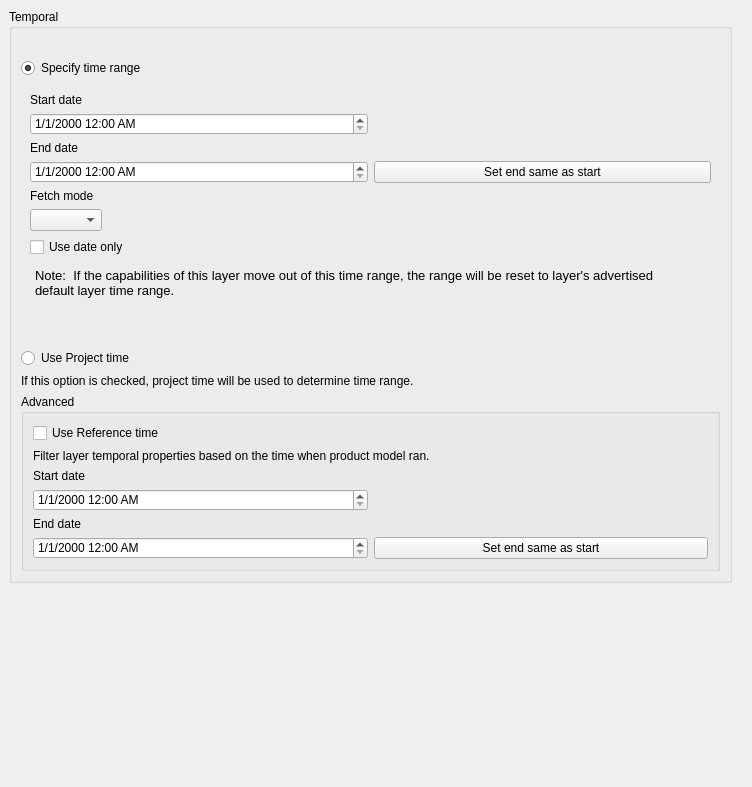
Old version of the form src/ui/raster/qgsrasterlayertemporalpropertieswidgetbase.ui in the repository qgis/QGIS.
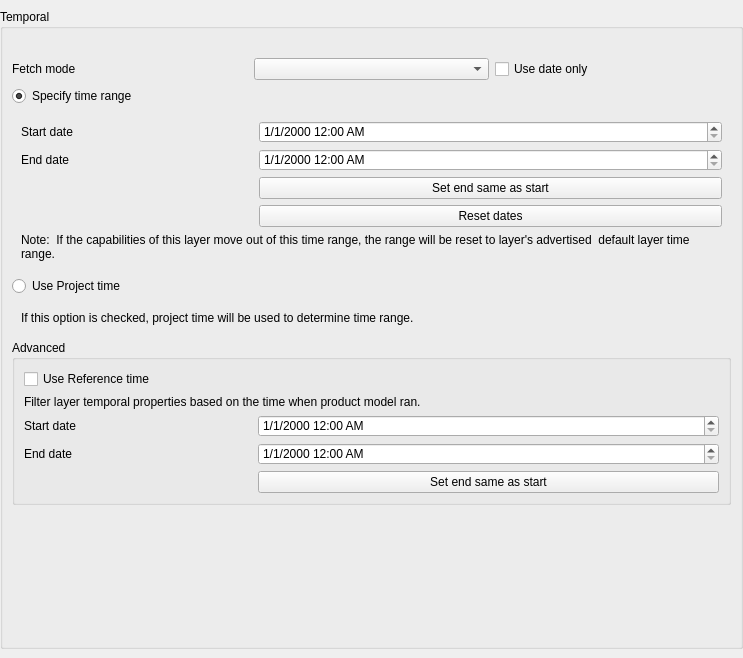
New version of the form. Custom widgets are drawn as their Qt base class.

Commit message: updates on raster layer properties ui

What changed in the file:
```diff
--- a/src/ui/raster/qgsrasterlayertemporalpropertieswidgetbase.ui
+++ b/src/ui/raster/qgsrasterlayertemporalpropertieswidgetbase.ui
@@ -6,25 +6,40 @@
    <rect>
     <x>0</x>
     <y>0</y>
-    <width>752</width>
-    <height>787</height>
+    <width>743</width>
+    <height>658</height>
    </rect>
   </property>
   <property name="windowTitle">
    <string>Form</string>
   </property>
-  <layout class="QVBoxLayout" name="verticalLayout_2">
+  <layout class="QHBoxLayout" name="horizontalLayout_5">
+   <property name="spacing">
+    <number>0</number>
+   </property>
    <property name="leftMargin">
     <number>0</number>
    </property>
    <property name="topMargin">
     <number>0</number>
    </property>
+   <property name="rightMargin">
+    <number>0</number>
+   </property>
+   <property name="bottomMargin">
+    <number>0</number>
+   </property>
    <item>
     <widget class="QgsScrollArea" name="scrollArea">
      <property name="frameShape">
       <enum>QFrame::NoFrame</enum>
      </property>
+     <property name="frameShadow">
+      <enum>QFrame::Plain</enum>
+     </property>
+     <property name="lineWidth">
+      <number>0</number>
+     </property>
      <property name="widgetResizable">
       <bool>true</bool>
      </property>
@@ -34,18 +49,27 @@
         <x>0</x>
         <y>0</y>
         <width>743</width>
-        <height>778</height>
+        <height>658</height>
        </rect>
       </property>
-      <layout class="QVBoxLayout" name="verticalLayout">
-       <item>
+      <layout class="QGridLayout" name="gridLayout">
+       <property name="leftMargin">
+        <number>0</number>
+       </property>
+       <property name="topMargin">
+        <number>9</number>
+       </property>
+       <property name="rightMargin">
+        <number>0</number>
+       </property>
+       <item row="0" column="0">
         <widget class="QgsCollapsibleGroupBox" name="mTemporalGroupBox">
          <property name="enabled">
           <bool>true</bool>
          </property>
          <property name="styleSheet">
           <string notr="true">QgsCollapsibleGroupBoxBasic::title, QgsCollapsibleGroupBox::title {  subcontrol-origin: margin;  subcontrol-position: top left;  margin-left: 20px;  margin-right: 5px;  left: 0px;  top: 1px;}QgsCollapsibleGroupBoxBasic::title, QgsCollapsibleGroupBox::title {  subcontrol-origin: margin;  subcontrol-position: top left;  margin-left: 20px;  margin-right: 5px;  left: 0px;  top: 1px;}QgsCollapsibleGroupBoxBasic::title, QgsCollapsibleGroupBox::title {  subcontrol-origin: margin;  subcontrol-position: top left;  margin-left: 20px;  margin-right: 5px;  left: 0px;  top: 1px;}QgsCollapsibleGroupBoxBasic::title, QgsCollapsibleGroupBox::title {  subcontrol-origin: margin;  subcontrol-position: top left;  margin-left: 20px;  margin-right: 5px;  left: 0px;  top: 1px;}
-background: white;QgsCollapsibleGroupBoxBasic::title, QgsCollapsibleGroupBox::title {  subcontrol-origin: margin;  subcontrol-position: top left;  margin-left: 20px;  margin-right: 5px;  left: 0px;  top: 1px;}QgsCollapsibleGroupBoxBasic::title, QgsCollapsibleGroupBox::title {  subcontrol-origin: margin;  subcontrol-position: top left;  margin-left: 20px;  margin-right: 5px;  left: 0px;  top: 1px;}QgsCollapsibleGroupBoxBasic::title, QgsCollapsibleGroupBox::title {  subcontrol-origin: margin;  subcontrol-position: top left;  margin-left: 20px;  margin-right: 5px;  left: 0px;  top: 1px;}QgsCollapsibleGroupBoxBasic::title, QgsCollapsibleGroupBox::title {  subcontrol-origin: margin;  subcontrol-position: top left;  margin-left: 20px;  margin-right: 5px;  left: 0px;  top: 1px;}QgsCollapsibleGroupBoxBasic::title, QgsCollapsibleGroupBox::title {  subcontrol-origin: margin;  subcontrol-position: top left;  margin-left: 20px;  margin-right: 5px;  left: 0px;  top: 1px;}QgsCollapsibleGroupBoxBasic::title, QgsCollapsibleGroupBox::title {  subcontrol-origin: margin;  subcontrol-position: top left;  margin-left: 20px;  margin-right: 5px;  left: 0px;  top: 1px;}QgsCollapsibleGroupBoxBasic::title, QgsCollapsibleGroupBox::title {  subcontrol-origin: margin;  subcontrol-position: top left;  margin-left: 20px;  margin-right: 5px;  left: 0px;  top: 1px;}QgsCollapsibleGroupBoxBasic::title, QgsCollapsibleGroupBox::title {  subcontrol-origin: margin;  subcontrol-position: top left;  margin-left: 20px;  margin-right: 5px;  left: 0px;  top: 1px;}QgsCollapsibleGroupBoxBasic::title, QgsCollapsibleGroupBox::title {  subcontrol-origin: margin;  subcontrol-position: top left;  margin-left: 20px;  margin-right: 5px;  left: 0px;  top: 1px;}</string>
+background: white;QgsCollapsibleGroupBoxBasic::title, QgsCollapsibleGroupBox::title {  subcontrol-origin: margin;  subcontrol-position: top left;  margin-left: 20px;  margin-right: 5px;  left: 0px;  top: 1px;}QgsCollapsibleGroupBoxBasic::title, QgsCollapsibleGroupBox::title {  subcontrol-origin: margin;  subcontrol-position: top left;  margin-left: 20px;  margin-right: 5px;  left: 0px;  top: 1px;}QgsCollapsibleGroupBoxBasic::title, QgsCollapsibleGroupBox::title {  subcontrol-origin: margin;  subcontrol-position: top left;  margin-left: 20px;  margin-right: 5px;  left: 0px;  top: 1px;}QgsCollapsibleGroupBoxBasic::title, QgsCollapsibleGroupBox::title {  subcontrol-origin: margin;  subcontrol-position: top left;  margin-left: 20px;  margin-right: 5px;  left: 0px;  top: 1px;}QgsCollapsibleGroupBoxBasic::title, QgsCollapsibleGroupBox::title {  subcontrol-origin: margin;  subcontrol-position: top left;  margin-left: 20px;  margin-right: 5px;  left: 0px;  top: 1px;}QgsCollapsibleGroupBoxBasic::title, QgsCollapsibleGroupBox::title {  subcontrol-origin: margin;  subcontrol-position: top left;  margin-left: 20px;  margin-right: 5px;  left: 0px;  top: 1px;}QgsCollapsibleGroupBoxBasic::title, QgsCollapsibleGroupBox::title {  subcontrol-origin: margin;  subcontrol-position: top left;  margin-left: 20px;  margin-right: 5px;  left: 0px;  top: 1px;}QgsCollapsibleGroupBoxBasic::title, QgsCollapsibleGroupBox::title {  subcontrol-origin: margin;  subcontrol-position: top left;  margin-left: 20px;  margin-right: 5px;  left: 0px;  top: 1px;}QgsCollapsibleGroupBoxBasic::title, QgsCollapsibleGroupBox::title {  subcontrol-origin: margin;  subcontrol-position: top left;  margin-left: 20px;  margin-right: 5px;  left: 0px;  top: 1px;}QgsCollapsibleGroupBoxBasic::title, QgsCollapsibleGroupBox::title {  subcontrol-origin: margin;  subcontrol-position: top left;  margin-left: 20px;  margin-right: 5px;  left: 0px;  top: 1px;}QgsCollapsibleGroupBoxBasic::title, QgsCollapsibleGroupBox::title {  subcontrol-origin: margin;  subcontrol-position: top left;  margin-left: 20px;  margin-right: 5px;  left: 0px;  top: 1px;}QgsCollapsibleGroupBoxBasic::title, QgsCollapsibleGroupBox::title {  subcontrol-origin: margin;  subcontrol-position: top left;  margin-left: 20px;  margin-right: 5px;  left: 0px;  top: 1px;}QgsCollapsibleGroupBoxBasic::title, QgsCollapsibleGroupBox::title {  subcontrol-origin: margin;  subcontrol-position: top left;  margin-left: 20px;  margin-right: 5px;  left: 0px;  top: 1px;}</string>
          </property>
          <property name="title">
           <string>Temporal</string>
@@ -59,15 +83,25 @@
          <property name="saveCollapsedState" stdset="0">
           <bool>true</bool>
          </property>
-         <layout class="QVBoxLayout" name="verticalLayout_3">
-          <item>
-           <widget class="QLabel" name="mRangeLabel">
+         <layout class="QGridLayout" name="gridLayout_3">
+          <item row="1" column="0">
+           <widget class="QLabel" name="label_7">
             <property name="text">
-             <string/>
+             <string>Fetch mode</string>
             </property>
            </widget>
           </item>
-          <item>
+          <item row="1" column="1">
+           <widget class="QComboBox" name="mFetchModeComboBox"/>
+          </item>
+          <item row="1" column="2">
+           <widget class="QCheckBox" name="mDisableTime">
+            <property name="text">
+             <string>Use date only</string>
+            </property>
+           </widget>
+          </item>
+          <item row="2" column="0">
            <widget class="QRadioButton" name="mLayerRadioButton">
             <property name="text">
              <string>Specify time range</string>
@@ -77,128 +111,7 @@
             </property>
            </widget>
           </item>
-          <item>
-           <widget class="QFrame" name="frame_2">
-            <property name="frameShape">
-             <enum>QFrame::NoFrame</enum>
-            </property>
-            <property name="frameShadow">
-             <enum>QFrame::Raised</enum>
-            </property>
-            <property name="lineWidth">
-             <number>0</number>
-            </property>
-            <layout class="QVBoxLayout" name="verticalLayout_5">
-             <item>
-              <widget class="QLabel" name="label_2">
-               <property name="text">
-                <string>Start date</string>
-               </property>
-              </widget>
-             </item>
-             <item>
-              <layout class="QHBoxLayout" name="horizontalLayout_3">
-               <item>
-                <widget class="QgsDateTimeEdit" name="mStartTemporalDateTimeEdit">
-                 <property name="displayFormat">
-                  <string>M/d/yyyy h:mm AP</string>
-                 </property>
-                 <property name="timeSpec">
-                  <enum>Qt::UTC</enum>
-                 </property>
-                </widget>
-               </item>
-               <item>
-                <widget class="QWidget" name="widget" native="true"/>
-               </item>
-              </layout>
-             </item>
-             <item>
-              <widget class="QLabel" name="label_4">
-               <property name="text">
-                <string>End date</string>
-               </property>
-              </widget>
-             </item>
-             <item>
-              <layout class="QHBoxLayout" name="horizontalLayout">
-               <item>
-                <widget class="QgsDateTimeEdit" name="mEndTemporalDateTimeEdit">
-                 <property name="displayFormat">
-                  <string>M/d/yyyy h:mm AP</string>
-                 </property>
-                 <property name="timeSpec">
-                  <enum>Qt::UTC</enum>
-                 </property>
-                </widget>
-               </item>
-               <item>
-                <widget class="QPushButton" name="mSetEndAsStartNormalButton">
-                 <property name="text">
-                  <string>Set end same as start</string>
-                 </property>
-                </widget>
-               </item>
-              </layout>
-             </item>
-             <item>
-              <widget class="QLabel" name="label_7">
-               <property name="text">
-                <string>Fetch mode</string>
-               </property>
-              </widget>
-             </item>
-             <item>
-              <layout class="QHBoxLayout" name="horizontalLayout_5">
-               <item>
-                <widget class="QComboBox" name="mFetchModeComboBox"/>
-               </item>
-               <item>
-                <spacer name="horizontalSpacer">
-                 <property name="orientation">
-                  <enum>Qt::Horizontal</enum>
-                 </property>
-                 <property name="sizeHint" stdset="0">
-                  <size>
-                   <width>40</width>
-                   <height>20</height>
-                  </size>
-                 </property>
-                </spacer>
-               </item>
-              </layout>
-             </item>
-             <item>
-              <widget class="QCheckBox" name="mDisableTime">
-               <property name="text">
-                <string>Use date only</string>
-               </property>
-              </widget>
-             </item>
-             <item>
-              <widget class="QTextBrowser" name="textBrowser">
-               <property name="maximumSize">
-                <size>
-                 <width>674</width>
-                 <height>70</height>
-                </size>
-               </property>
-               <property name="styleSheet">
-                <string notr="true">background: transparent;</string>
-               </property>
-               <property name="html">
-                <string>&lt;!DOCTYPE HTML PUBLIC &quot;-//W3C//DTD HTML 4.0//EN&quot; &quot;http://www.w3.org/TR/REC-html40/strict.dtd&quot;&gt;
-&lt;html&gt;&lt;head&gt;&lt;meta name=&quot;qrichtext&quot; content=&quot;1&quot; /&gt;&lt;style type=&quot;text/css&quot;&gt;
-p, li { white-space: pre-wrap; }
-&lt;/style&gt;&lt;/head&gt;&lt;body style=&quot; font-family:'Ubuntu'; font-size:11pt; font-weight:400; font-style:normal;&quot;&gt;
-&lt;p style=&quot; margin-top:0px; margin-bottom:0px; margin-left:0px; margin-right:0px; -qt-block-indent:0; text-indent:0px;&quot;&gt;&lt;span style=&quot; font-size:10pt;&quot;&gt;Note:  If the capabilities of this layer move out of this time range, the range will be reset to layer's advertised  default layer time range.&lt;/span&gt;&lt;/p&gt;&lt;/body&gt;&lt;/html&gt;</string>
-               </property>
-              </widget>
-             </item>
-            </layout>
-           </widget>
-          </item>
-          <item>
+          <item row="4" column="0">
            <widget class="QRadioButton" name="mProjectRadioButton">
             <property name="text">
              <string>Use Project time</string>
@@ -208,17 +121,29 @@
             </property>
            </widget>
           </item>
-          <item>
-           <widget class="QLabel" name="label">
-            <property name="styleSheet">
-             <string notr="true">font-size:12px;</string>
+          <item row="5" column="0" colspan="3">
+           <widget class="QFrame" name="frame">
+            <property name="frameShape">
+             <enum>QFrame::NoFrame</enum>
             </property>
-            <property name="text">
-             <string>If this option is checked, project time will be used to determine time range.</string>
+            <property name="frameShadow">
+             <enum>QFrame::Raised</enum>
             </property>
+            <layout class="QGridLayout" name="gridLayout_5">
+             <item row="0" column="0">
+              <widget class="QLabel" name="label_3">
+               <property name="text">
+                <string>If this option is checked, project time will be used to determine time range.</string>
+               </property>
+               <property name="wordWrap">
+                <bool>true</bool>
+               </property>
+              </widget>
+             </item>
+            </layout>
            </widget>
           </item>
-          <item>
+          <item row="6" column="0" colspan="3">
            <widget class="QgsCollapsibleGroupBox" name="mAdvancedGroupBox">
             <property name="title">
              <string>Advanced</string>
@@ -226,72 +151,172 @@
             <property name="collapsed" stdset="0">
              <bool>false</bool>
             </property>
-            <layout class="QVBoxLayout" name="verticalLayout_4">
-             <item>
+            <layout class="QGridLayout" name="gridLayout_4">
+             <item row="2" column="1" rowspan="2" colspan="2">
+              <widget class="QgsDateTimeEdit" name="mStartReferenceDateTimeEdit">
+               <property name="displayFormat">
+                <string>M/d/yyyy h:mm AP</string>
+               </property>
+               <property name="calendarPopup">
+                <bool>false</bool>
+               </property>
+              </widget>
+             </item>
+             <item row="0" column="0">
               <widget class="QCheckBox" name="mReferenceCheckBox">
                <property name="text">
                 <string>Use Reference time</string>
                </property>
               </widget>
              </item>
-             <item>
-              <widget class="QLabel" name="label_3">
-               <property name="styleSheet">
-                <string notr="true">font-size:12px;</string>
+             <item row="5" column="1" colspan="2">
+              <widget class="QPushButton" name="mSetEndAsStartReferenceButton">
+               <property name="text">
+                <string>Set end same as start</string>
                </property>
+              </widget>
+             </item>
+             <item row="1" column="0" colspan="3">
+              <widget class="QLabel" name="label_9">
                <property name="text">
                 <string>Filter layer temporal properties based on the time when product model ran. </string>
                </property>
-              </widget>
-             </item>
-             <item>
-              <widget class="QLabel" name="label_5">
-               <property name="text">
-                <string>Start date</string>
+               <property name="wordWrap">
+                <bool>true</bool>
                </property>
               </widget>
              </item>
-             <item>
-              <layout class="QHBoxLayout" name="horizontalLayout_4">
-               <item>
-                <widget class="QgsDateTimeEdit" name="mStartReferenceDateTimeEdit">
-                 <property name="displayFormat">
-                  <string>M/d/yyyy h:mm AP</string>
-                 </property>
-                 <property name="calendarPopup">
-                  <bool>false</bool>
-                 </property>
-                </widget>
-               </item>
-               <item>
-                <widget class="QWidget" name="widget_2" native="true"/>
-               </item>
-              </layout>
+             <item row="3" column="2">
+              <widget class="QWidget" name="widget_2" native="true"/>
              </item>
-             <item>
+             <item row="4" column="0">
               <widget class="QLabel" name="label_6">
                <property name="text">
                 <string>End date</string>
                </property>
+               <property name="buddy">
+                <cstring>mEndReferenceDateTimeEdit</cstring>
+               </property>
               </widget>
              </item>
-             <item>
-              <layout class="QHBoxLayout" name="horizontalLayout_2">
-               <item>
-                <widget class="QgsDateTimeEdit" name="mEndReferenceDateTimeEdit">
-                 <property name="displayFormat">
-                  <string>M/d/yyyy h:mm AP</string>
-                 </property>
-                </widget>
-               </item>
-               <item>
-                <widget class="QPushButton" name="mSetEndAsStartReferenceButton">
-                 <property name="text">
-                  <string>Set end same as start</string>
-                 </property>
-                </widget>
-               </item>
-              </layout>
+             <item row="4" column="1" colspan="2">
+              <widget class="QgsDateTimeEdit" name="mEndReferenceDateTimeEdit">
+               <property name="displayFormat">
+                <string>M/d/yyyy h:mm AP</string>
+               </property>
+              </widget>
+             </item>
+             <item row="2" column="0" rowspan="2">
+              <widget class="QLabel" name="label_5">
+               <property name="text">
+                <string>Start date</string>
+               </property>
+               <property name="buddy">
+                <cstring>mStartReferenceDateTimeEdit</cstring>
+               </property>
+              </widget>
+             </item>
+            </layout>
+           </widget>
+          </item>
+          <item row="7" column="1">
+           <spacer name="verticalSpacer">
+            <property name="orientation">
+             <enum>Qt::Vertical</enum>
+            </property>
+            <property name="sizeHint" stdset="0">
+             <size>
+              <width>20</width>
+              <height>40</height>
+             </size>
+            </property>
+           </spacer>
+          </item>
+          <item row="0" column="0" colspan="3">
+           <widget class="QLabel" name="mLabel">
+            <property name="text">
+             <string/>
+            </property>
+            <property name="wordWrap">
+             <bool>true</bool>
+            </property>
+           </widget>
+          </item>
+          <item row="3" column="0" colspan="3">
+           <widget class="QFrame" name="frame_2">
+            <property name="frameShape">
+             <enum>QFrame::NoFrame</enum>
+            </property>
+            <property name="frameShadow">
+             <enum>QFrame::Raised</enum>
+            </property>
+            <property name="lineWidth">
+             <number>0</number>
+            </property>
+            <layout class="QGridLayout" name="gridLayout_2">
+             <item row="0" column="0">
+              <widget class="QLabel" name="label_2">
+               <property name="text">
+                <string>Start date</string>
+               </property>
+               <property name="buddy">
+                <cstring>mStartTemporalDateTimeEdit</cstring>
+               </property>
+              </widget>
+             </item>
+             <item row="1" column="0">
+              <widget class="QLabel" name="label_4">
+               <property name="text">
+                <string>End date</string>
+               </property>
+               <property name="buddy">
+                <cstring>mEndTemporalDateTimeEdit</cstring>
+               </property>
+              </widget>
+             </item>
+             <item row="1" column="1" colspan="2">
+              <widget class="QgsDateTimeEdit" name="mEndTemporalDateTimeEdit">
+               <property name="displayFormat">
+                <string>M/d/yyyy h:mm AP</string>
+               </property>
+               <property name="timeSpec">
+                <enum>Qt::UTC</enum>
+               </property>
+              </widget>
+             </item>
+             <item row="2" column="1" colspan="2">
+              <widget class="QPushButton" name="mSetEndAsStartNormalButton">
+               <property name="text">
+                <string>Set end same as start</string>
+               </property>
+              </widget>
+             </item>
+             <item row="3" column="1" colspan="2">
+              <widget class="QPushButton" name="mResetDatesButton">
+               <property name="text">
+                <string>Reset dates</string>
+               </property>
+              </widget>
+             </item>
+             <item row="4" column="0" colspan="3">
+              <widget class="QLabel" name="label_8">
+               <property name="text">
+                <string>Note:  If the capabilities of this layer move out of this time range, the range will be reset to layer's advertised  default layer time range.</string>
+               </property>
+               <property name="wordWrap">
+                <bool>true</bool>
+               </property>
+              </widget>
+             </item>
+             <item row="0" column="1" colspan="2">
+              <widget class="QgsDateTimeEdit" name="mStartTemporalDateTimeEdit">
+               <property name="displayFormat">
+                <string>M/d/yyyy h:mm AP</string>
+               </property>
+               <property name="timeSpec">
+                <enum>Qt::UTC</enum>
+               </property>
+              </widget>
              </item>
             </layout>
            </widget>
@@ -299,19 +324,6 @@
          </layout>
         </widget>
        </item>
-       <item>
-        <spacer name="verticalSpacer">
-         <property name="orientation">
-          <enum>Qt::Vertical</enum>
-         </property>
-         <property name="sizeHint" stdset="0">
-          <size>
-           <width>20</width>
-           <height>40</height>
-          </size>
-         </property>
-        </spacer>
-       </item>
       </layout>
      </widget>
     </widget>
@@ -325,17 +337,17 @@
    <header>qgscollapsiblegroupbox.h</header>
    <container>1</container>
   </customwidget>
-  <customwidget>
-   <class>QgsScrollArea</class>
-   <extends>QScrollArea</extends>
-   <header>qgsscrollarea.h</header>
-   <container>1</container>
-  </customwidget>
   <customwidget>
    <class>QgsDateTimeEdit</class>
    <extends>QDateTimeEdit</extends>
    <header>qgsdatetimeedit.h</header>
   </customwidget>
+  <customwidget>
+   <class>QgsScrollArea</class>
+   <extends>QScrollArea</extends>
+   <header>qgsscrollarea.h</header>
+   <container>1</container>
+  </customwidget>
  </customwidgets>
  <resources/>
  <connections/>
```
Left out of the diff: 51 changed lines with no effect on the pictures. The commit also changes 10 other files.
